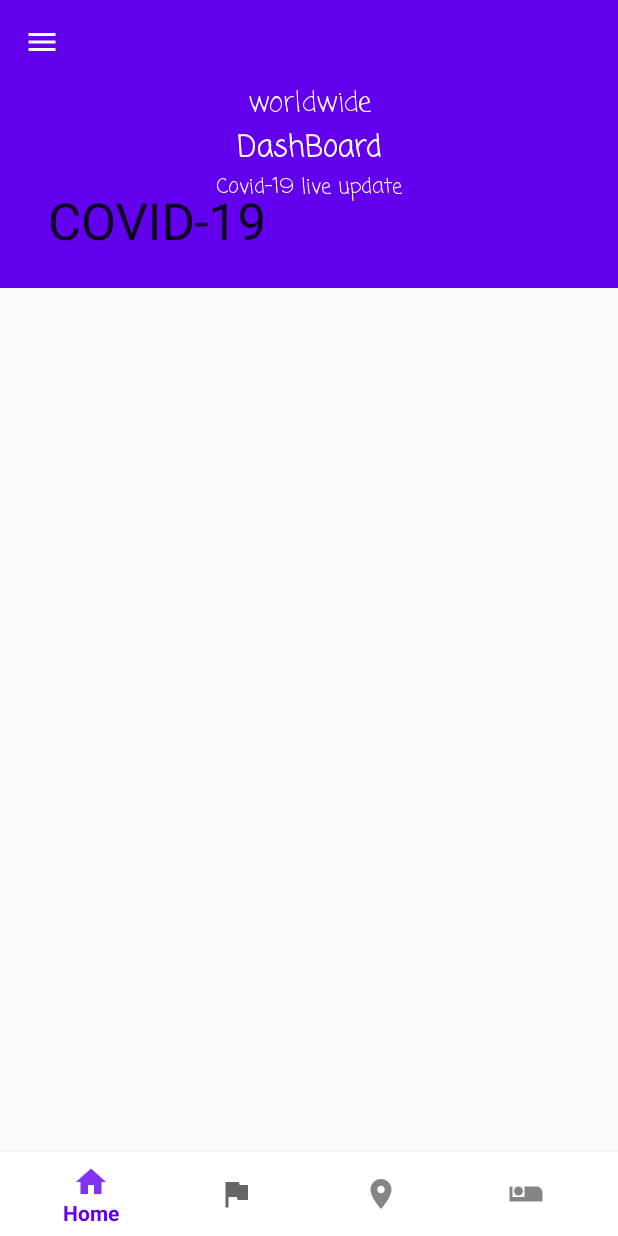
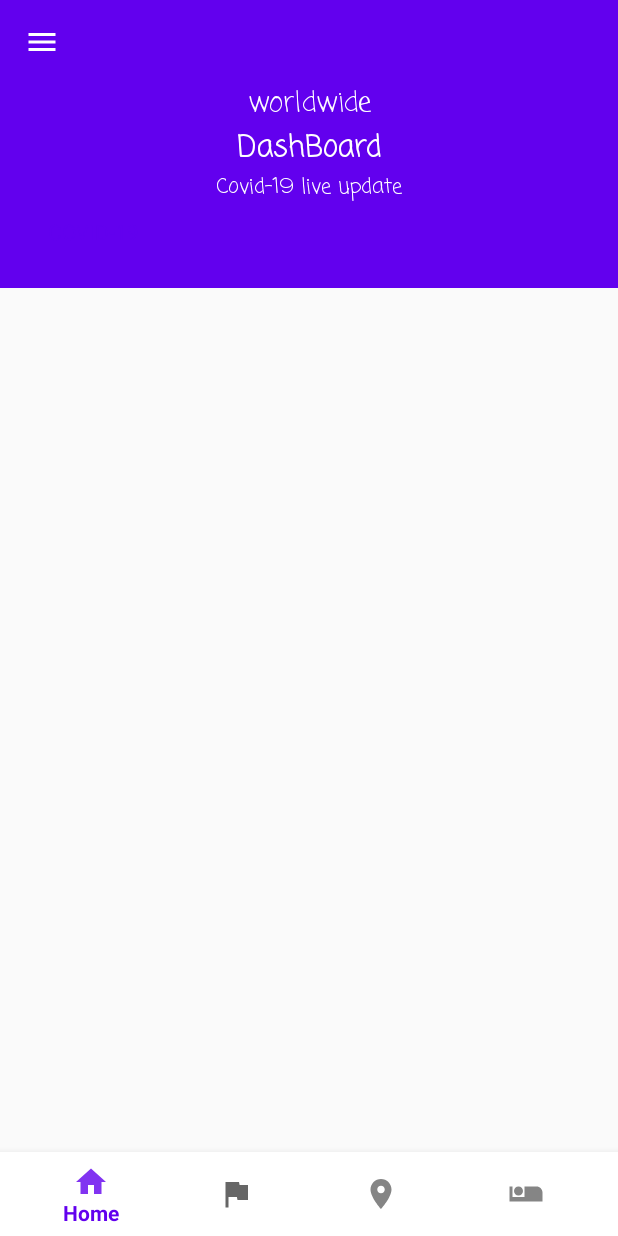
Before and after one commit to AyusPokhriyal-18/COVID-19-Tracker, an Android app: the screen it shows after launch (MainActivity), on a phone screen of 412 x 824 dp. Run offline under Robolectric (Android 15) with nearby library versions, the phone set to English and light mode, and no system bars.

Commit message:
just one

```diff
--- a/app/src/main/java/com/example/covid_19tracker/MainActivity.java
+++ b/app/src/main/java/com/example/covid_19tracker/MainActivity.java
@@ -44,7 +44,8 @@ bottomSetup();
                         FragmentManager fragmentManager= getSupportFragmentManager();
 
                         FragmentTransaction fragmentTransaction=fragmentManager.beginTransaction();
-                        fragmentTransaction.replace(R.id.cont)
+                      fragmentTransaction.setTransition(FragmentTransaction.TRANSIT_FRAGMENT_FADE);
+                        fragmentTransaction.replace(R.id.container.homeFrag);
                         break;
                     case  R.id.India:
                         Toast.makeText(getApplicationContext(),"India Fragment",Toast.LENGTH_SHORT).show();
--- a/app/src/main/res/layout/activitymain2.xml
+++ b/app/src/main/res/layout/activitymain2.xml
@@ -20,7 +20,8 @@
             app:toolbarId="@+id/toolbar"
             app:title="COVID-19"
             app:layout_scrollFlags="scroll|enterAlways|enterAlwaysCollapsed|exitUntilCollapsed"
-
+app:expandedTitleTextAppearance="@style/ExpandText"
+            app:collapsedTitleTextAppearance="@id/colLayout"
 android:id="@+id/colLayout"
           >
 
--- a/app/src/main/res/values/styles.xml
+++ b/app/src/main/res/values/styles.xml
@@ -8,4 +8,15 @@
         <item name="colorAccent">@color/colorAccent</item>
     </style>
 
+    <style name="ExpandText" parent="@style/TextAppearance.AppCompat.Body1">
+        <item name="fontFamily">sans-serif</item>
+    <item name="android:textColor">@color/colorPrimary</item>
+    </style>
+
+
+
+<style name="CollText" parent="@style/TextAppearance.AppCompat.Body1">
+<item name="fontFamily">sans-serif</item>
+<item name="android:textColor">@color/white</item>
+</style>
 </resources>
```
